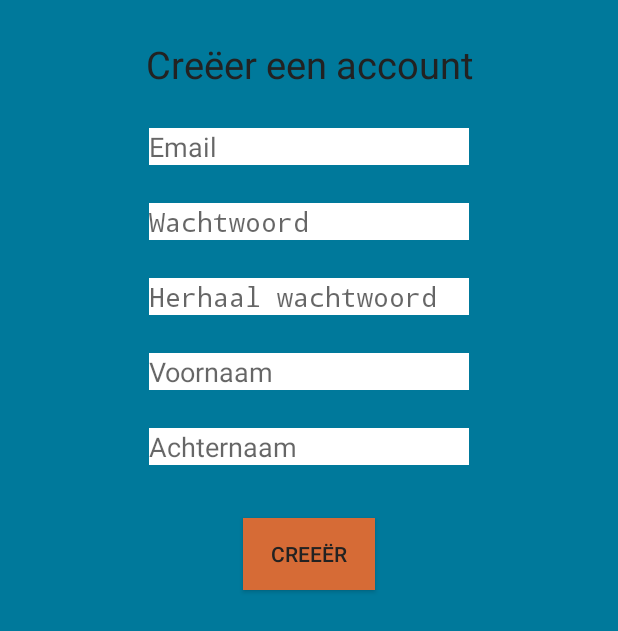
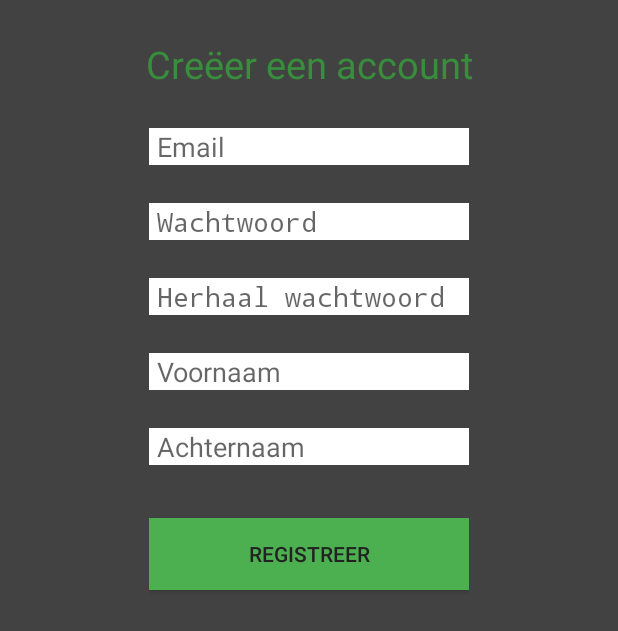
Before and after one commit to teamseesharp/kandoe-android, an Android app: the RegisterActivity screen opened directly, with no data from a screen before it, on a phone screen of 412 x 824 dp. Shown: the top 631 px of the screen. Run offline under Robolectric (Android 15) with nearby library versions, the phone set to English and light mode, and no system bars.

Commit message:
register layout

```diff
--- a/app/src/main/java/com/example/kandoe/Activity/MainActivity.java
+++ b/app/src/main/java/com/example/kandoe/Activity/MainActivity.java
@@ -17,7 +17,7 @@ import android.view.ViewGroup;
 
 import com.example.kandoe.Fragment.AccountFragment;
 import com.example.kandoe.Fragment.MainFragment;
-import com.example.kandoe.NavigationDrawerFragment;
+import com.example.kandoe.Fragment.NavigationDrawerFragment;
 import com.example.kandoe.R;
 
 
--- a/app/src/main/java/com/example/kandoe/NavigationDrawerFragment.java
+++ b/app/src/main/java/com/example/kandoe/Fragment/NavigationDrawerFragment.java
@@ -1,4 +1,4 @@
-package com.example.kandoe;
+package com.example.kandoe.Fragment;
 
 import android.support.v7.app.ActionBarActivity;
 import android.app.Activity;
@@ -21,6 +21,8 @@ import android.widget.AdapterView;
 import android.widget.ArrayAdapter;
 import android.widget.ListView;
 import android.widget.Toast;
+
+import com.example.kandoe.R;
 
 /**
  * Fragment used for managing interactions for and presentation of a navigation drawer.
--- a/app/src/main/res/layout/activity_main.xml
+++ b/app/src/main/res/layout/activity_main.xml
@@ -18,7 +18,7 @@
          the container. -->
     <fragment android:id="@+id/navigation_drawer"
         android:layout_width="@dimen/navigation_drawer_width" android:layout_height="match_parent"
-        android:layout_gravity="start" android:name="com.example.kandoe.NavigationDrawerFragment"
+        android:layout_gravity="start" android:name="com.example.kandoe.Fragment.NavigationDrawerFragment"
         tools:layout="@layout/fragment_navigation_drawer" />
 
 </android.support.v4.widget.DrawerLayout>
--- a/app/src/main/res/layout/fragment_navigation_drawer.xml
+++ b/app/src/main/res/layout/fragment_navigation_drawer.xml
@@ -2,4 +2,4 @@
     xmlns:tools="http://schemas.android.com/tools" android:layout_width="match_parent"
     android:layout_height="match_parent" android:choiceMode="singleChoice"
     android:divider="@android:color/transparent" android:dividerHeight="0dp"
-    android:background="#cccc" tools:context=".NavigationDrawerFragment" />
+    android:background="#cccc" tools:context=".Fragment.NavigationDrawerFragment" />
--- a/app/src/main/res/layout/register.xml
+++ b/app/src/main/res/layout/register.xml
@@ -3,8 +3,8 @@
     android:layout_width="match_parent"
     android:layout_height="match_parent"
     android:orientation="vertical"
-    android:background="@color/blue"
-    android:id="@+id/register">
+    android:id="@+id/register"
+    android:background="@color/material_grey_800">
 
     <TextView
         android:layout_width="fill_parent"
@@ -14,7 +14,7 @@
         android:gravity="center_horizontal"
         android:textSize="25dp"
         android:layout_marginTop="25dp"
-        android:textColor="@color/dark_grey"
+        android:textColor="@color/primary_dark"
         android:autoText="false"/>
 
     <EditText
@@ -26,6 +26,7 @@
         android:background="@color/white"
         android:hint="@string/register_email"
         android:layout_marginTop="25dp"
+        android:paddingLeft="5dp"
         android:layout_below="@+id/Title"
         android:layout_centerHorizontal="true"
         android:textColor="@color/dark_grey"/>
@@ -40,6 +41,7 @@
         android:layout_alignLeft="@+id/txtregister_email"
         android:layout_alignStart="@+id/txtregister_email"
         android:layout_marginTop="25dp"
+        android:paddingLeft="5dp"
         android:hint="@string/register_password"
         android:background="@color/white"
         android:textColor="@color/dark_grey"/>
@@ -54,6 +56,7 @@
         android:layout_alignLeft="@+id/txtregister_password"
         android:layout_alignStart="@+id/txtregister_password"
         android:layout_marginTop="25dp"
+        android:paddingLeft="5dp"
         android:hint="@string/register_repeatPassword"
         android:background="@color/white"
         android:textColor="@color/dark_grey"/>
@@ -68,6 +71,7 @@
         android:layout_alignLeft="@+id/txtregister_confirmpassword"
         android:layout_alignStart="@+id/txtregister_confirmpassword"
         android:layout_marginTop="25dp"
+        android:paddingLeft="5dp"
         android:background="@color/white"
         android:hint="@string/register_firstName"
         android:textColor="@color/dark_grey"/>
@@ -82,6 +86,7 @@
         android:layout_alignLeft="@+id/txtregiser_firstname"
         android:layout_alignStart="@+id/txtregiser_firstname"
         android:layout_marginTop="25dp"
+        android:paddingLeft="5dp"
         android:background="@color/white"
         android:hint="@string/register_lastName"
         android:textColor="@color/dark_grey"/>
@@ -102,15 +107,18 @@
         android:layout_height="wrap_content"
         android:orientation="horizontal"
         android:layout_below="@+id/txtregister_last_name"
-        android:gravity="center">
+        android:gravity="center"
+        android:layout_alignStart="@+id/txtregister_last_name"
+        android:layout_alignEnd="@+id/txtregister_last_name">
+
 
 
         <Button
-            android:layout_width="wrap_content"
+            android:layout_width="match_parent"
             android:layout_height="wrap_content"
             android:text="@string/register_create"
             android:id="@+id/btn_createAccount"
-            android:background="@color/orange"
+            android:background="@color/primary"
             android:layout_marginTop="35dp"
             android:layout_marginBottom="35dp"
             android:layout_alignParentBottom="true"
--- a/app/src/main/res/values/strings.xml
+++ b/app/src/main/res/values/strings.xml
@@ -37,7 +37,7 @@
     <string name="register_repeatPassword">Herhaal wachtwoord</string>
     <string name="register_firstName">Voornaam</string>
     <string name="register_lastName">Achternaam</string>
-    <string name="register_create">Creeër</string>
+    <string name="register_create">Registreer</string>
 
     <!-- Account -->
     <string name="account_title">Profiel</string>
```
Also changed, not shown: 1 other file.
